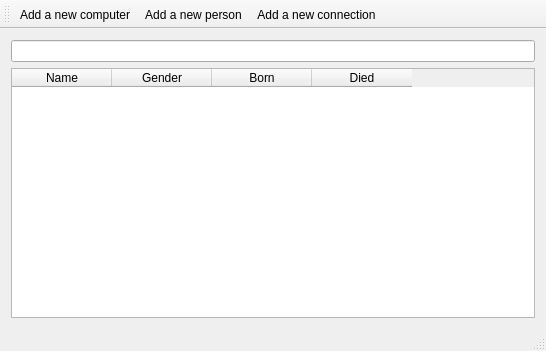
Verklegtnamskeid1/gubb, file database.ui: the form before one commit.
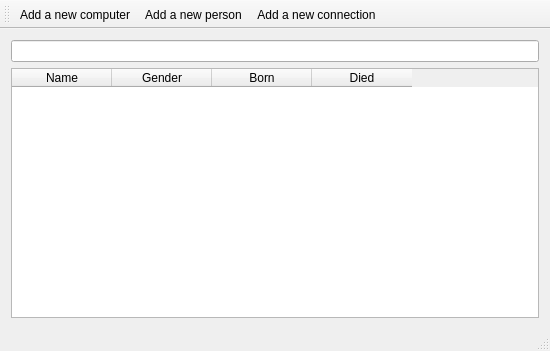
The form after the commit. Icons and pictures are not drawn.

Commit message: modified:   database.ui 	modified:   skilaverkefni3.pro

```diff
--- a/database.ui
+++ b/database.ui
@@ -33,6 +33,12 @@
     </item>
     <item>
      <widget class="QTableWidget" name="tableWidget">
+      <property name="minimumSize">
+       <size>
+        <width>528</width>
+        <height>0</height>
+       </size>
+      </property>
       <property name="editTriggers">
        <set>QAbstractItemView::NoEditTriggers</set>
       </property>
```
The commit also changes 1 other file.
